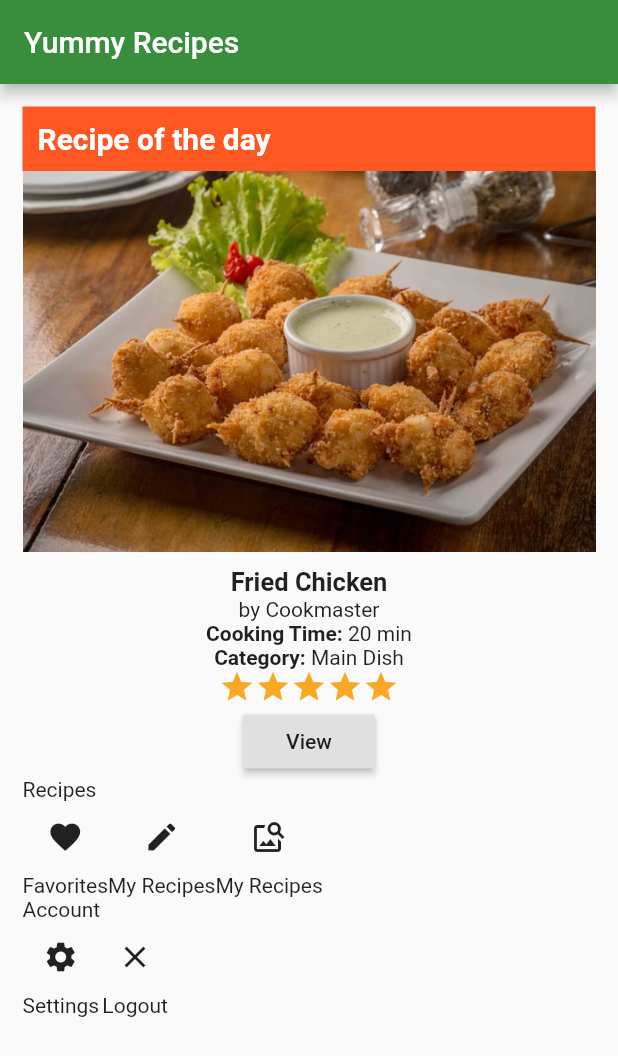
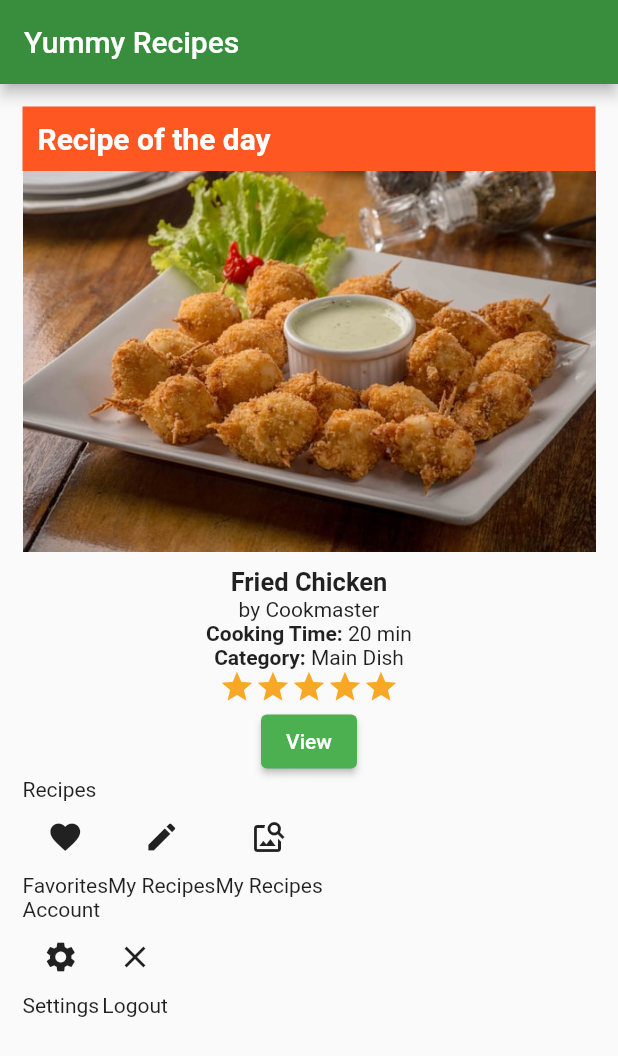
Before and after one commit to djaldave/flutter_widgets-Remake, a Flutter app: the screen it shows after launch, on a phone screen of 412 x 824 dp. Shown: the top 1056 px of the screen. Run offline on Flutter 3.47's test engine with Material 2 defaults, Android fonts, the phone set to English and light mode, and no system bars.

Commit message:
ElevatedButton

```diff
--- a/lib/recipedescription.dart
+++ b/lib/recipedescription.dart
@@ -1,8 +1,21 @@
 import 'package:flutter/material.dart';
 
 class RecipeDescription extends StatelessWidget {
+  RecipeDescription({Key key}) : super(key: key);
   @override
   Widget build(BuildContext context) {
+    Color getColor(Set<MaterialState> states) {
+      const Set<MaterialState> interactiveStates = <MaterialState>{
+        MaterialState.pressed,
+        MaterialState.hovered,
+        MaterialState.focused,
+      };
+      if (states.any(interactiveStates.contains)) {
+        return Color.fromRGBO(255, 87, 34, 1);
+      }
+      return Color.fromRGBO(76, 175, 80, 1);
+    }
+
     return Center(
       child: Column(
         children: [
@@ -48,9 +61,18 @@ class RecipeDescription extends StatelessWidget {
                 ),
             ],
           ),
-          RaisedButton(
+          // RaisedButton(
+          //   onPressed: () {},
+          //   child: Text("View"),
+          //   color: Color.fromRGBO(76, 175, 80, 1),
+          //   textColor: Colors.white,
+          // ),
+          ElevatedButton(
             onPressed: () {},
             child: Text("View"),
+            style: ButtonStyle(
+              backgroundColor: MaterialStateProperty.resolveWith(getColor),
+            ),
           ),
         ],
       ),
```
